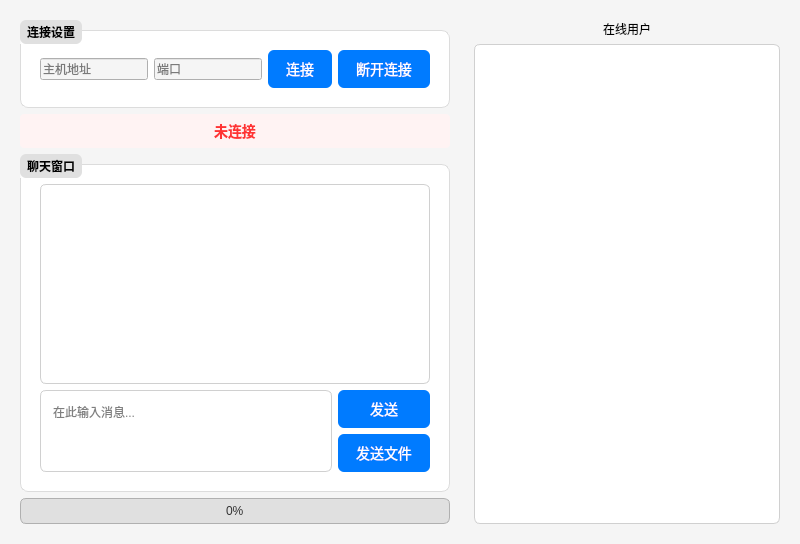
Before: the Qt Designer form client_src/chatClient.ui in zhanghowe22/ChatRoom, drawn with Qt 5.
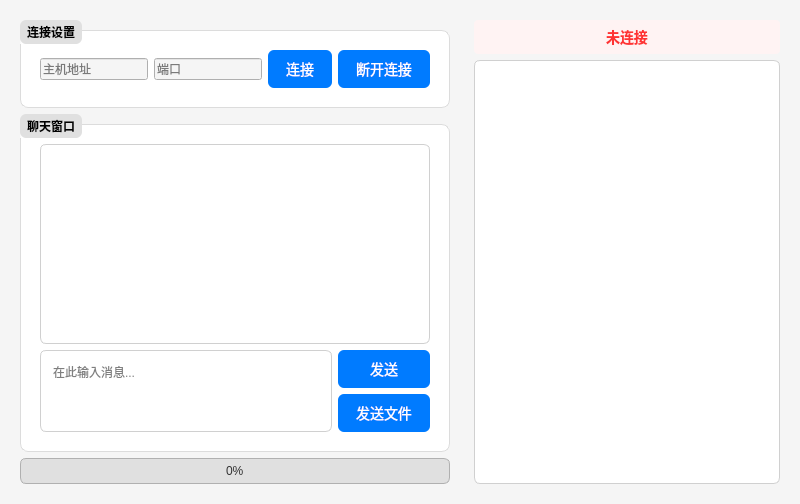
After: the same form once the commit is applied.

Commit message: Client: 调整布局

Patch:
```diff
--- a/client_src/chatClient.ui
+++ b/client_src/chatClient.ui
@@ -143,19 +143,6 @@
         </layout>
        </widget>
       </item>
-      <item>
-       <widget class="QLabel" name="statusLabel">
-        <property name="text">
-         <string>未连接</string>
-        </property>
-        <property name="alignment">
-         <set>Qt::AlignCenter</set>
-        </property>
-        <property name="toolTip">
-         <string>显示当前连接状态</string>
-        </property>
-       </widget>
-      </item>
       <item>
        <widget class="QGroupBox" name="chatGroup">
         <property name="title">
@@ -245,15 +232,12 @@
     </widget>
    </item>
    <item>
-    <widget class="QWidget" name="clientListContainer">
-     <property name="minimumWidth">
-      <number>150</number>
-     </property>
-     <layout class="QVBoxLayout" name="clientListLayout">
+    <widget class="QWidget" name="rightPanel">
+     <layout class="QVBoxLayout" name="rightPanelLayout">
       <item>
-       <widget class="QLabel" name="clientListLabel">
+       <widget class="QLabel" name="statusLabel">
         <property name="text">
-         <string>在线用户</string>
+         <string>未连接</string>
         </property>
         <property name="alignment">
          <set>Qt::AlignCenter</set>
```
Left out of the diff: 5 changed lines with no effect on the pictures.
